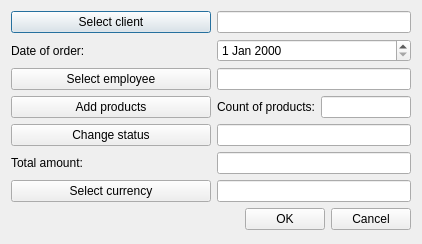
Above: OrmasAdmin/OrmasAdmin/CreateOrdDlg.ui from Dalerjon/TheOrmasProejct before the change. Below: the same form after it.
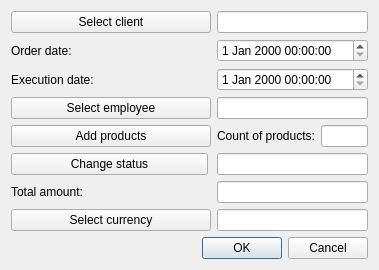
That is the form after the change.

Diff of the .ui file:
```diff
--- a/OrmasAdmin/OrmasAdmin/CreateOrdDlg.ui
+++ b/OrmasAdmin/OrmasAdmin/CreateOrdDlg.ui
@@ -6,8 +6,8 @@
    <rect>
     <x>0</x>
     <y>0</y>
-    <width>422</width>
-    <height>244</height>
+    <width>379</width>
+    <height>270</height>
    </rect>
   </property>
   <property name="windowTitle">
@@ -32,34 +32,38 @@
    <property name="bottomMargin">
     <number>11</number>
    </property>
-   <item row="1" column="1" colspan="2">
-    <widget class="QDateEdit" name="dateEdit">
-     <property name="dateTime">
-      <datetime>
-       <hour>0</hour>
-       <minute>0</minute>
-       <second>0</second>
-       <year>2000</year>
-       <month>1</month>
-       <day>1</day>
-      </datetime>
+   <item row="7" column="1" colspan="2">
+    <widget class="QLineEdit" name="currencyEdit">
+     <property name="readOnly">
+      <bool>true</bool>
      </property>
     </widget>
    </item>
-   <item row="0" column="0">
-    <widget class="QPushButton" name="clientBtn">
-     <property name="minimumSize">
-      <size>
-       <width>200</width>
-       <height>0</height>
-      </size>
+   <item row="6" column="0">
+    <widget class="QLabel" name="sumLb">
+     <property name="text">
+      <string>Total amount:</string>
      </property>
+    </widget>
+   </item>
+   <item row="1" column="0">
+    <widget class="QLabel" name="dateLb">
      <property name="text">
-      <string>Select client</string>
+      <string>Order date:</string>
      </property>
     </widget>
    </item>
-   <item row="7" column="0" colspan="3">
+   <item row="3" column="1" colspan="2">
+    <widget class="QLineEdit" name="employeeEdit">
+     <property name="toolTip">
+      <string>&lt;html&gt;&lt;head/&gt;&lt;body&gt;&lt;p&gt;Enter employee ID&lt;/p&gt;&lt;/body&gt;&lt;/html&gt;</string>
+     </property>
+     <property name="readOnly">
+      <bool>true</bool>
+     </property>
+    </widget>
+   </item>
+   <item row="8" column="0" colspan="3">
     <layout class="QHBoxLayout" name="horizontalLayout">
      <item>
       <spacer name="horizontalSpacer">
@@ -100,93 +104,154 @@
      </property>
     </widget>
    </item>
-   <item row="1" column="0">
-    <widget class="QLabel" name="dateLb">
-     <property name="text">
-      <string>Date of order:</string>
-     </property>
-    </widget>
+   <item row="1" column="1" colspan="2">
+    <widget class="QDateTimeEdit" name="dateEdit"/>
    </item>
-   <item row="3" column="0">
-    <widget class="QPushButton" name="addProdBtn">
-     <property name="text">
-      <string>Add products</string>
-     </property>
-    </widget>
-   </item>
-   <item row="3" column="2">
-    <widget class="QLineEdit" name="prodCountEdit">
-     <property name="readOnly">
-      <bool>true</bool>
-     </property>
-    </widget>
-   </item>
-   <item row="2" column="0">
-    <widget class="QPushButton" name="employeeBtn">
-     <property name="text">
-      <string>Select employee</string>
-     </property>
-    </widget>
-   </item>
-   <item row="4" column="0">
-    <widget class="QPushButton" name="statusBtn">
-     <property name="text">
-      <string>Change status</string>
-     </property>
-    </widget>
-   </item>
-   <item row="3" column="1">
+   <item row="4" column="1">
     <widget class="QLabel" name="prodCountLb">
      <property name="text">
       <string>Count of products:</string>
      </property>
     </widget>
    </item>
-   <item row="6" column="0">
+   <item row="7" column="0">
     <widget class="QPushButton" name="currencyBtn">
      <property name="text">
       <string>Select currency</string>
      </property>
     </widget>
    </item>
-   <item row="2" column="1" colspan="2">
-    <widget class="QLineEdit" name="employeeEdit">
-     <property name="toolTip">
-      <string>Enter worker ID</string>
+   <item row="0" column="0">
+    <widget class="QPushButton" name="clientBtn">
+     <property name="minimumSize">
+      <size>
+       <width>200</width>
+       <height>0</height>
+      </size>
      </property>
-     <property name="readOnly">
-      <bool>true</bool>
+     <property name="text">
+      <string>Select client</string>
      </property>
     </widget>
    </item>
-   <item row="5" column="1" colspan="2">
-    <widget class="QLineEdit" name="sumEdit">
-     <property name="readOnly">
-      <bool>true</bool>
+   <item row="4" column="0">
+    <widget class="QPushButton" name="addProdBtn">
+     <property name="text">
+      <string>Add products</string>
      </property>
     </widget>
    </item>
-   <item row="4" column="1" colspan="2">
-    <widget class="QLineEdit" name="statusEdit">
+   <item row="4" column="2">
+    <widget class="QLineEdit" name="prodCountEdit">
      <property name="readOnly">
       <bool>true</bool>
      </property>
     </widget>
    </item>
    <item row="6" column="1" colspan="2">
-    <widget class="QLineEdit" name="currencyEdit">
+    <widget class="QLineEdit" name="sumEdit">
      <property name="readOnly">
       <bool>true</bool>
      </property>
     </widget>
    </item>
-   <item row="5" column="0">
-    <widget class="QLabel" name="sumLb">
+   <item row="2" column="0" colspan="3">
+    <widget class="QWidget" name="execDateWidget" native="true">
+     <layout class="QHBoxLayout" name="horizontalLayout_2">
+      <property name="spacing">
+       <number>9</number>
+      </property>
+      <property name="leftMargin">
+       <number>0</number>
+      </property>
+      <property name="topMargin">
+       <number>0</number>
+      </property>
+      <property name="rightMargin">
+       <number>0</number>
+      </property>
+      <property name="bottomMargin">
+       <number>0</number>
+      </property>
+      <item>
+       <widget class="QLabel" name="execDateLb">
+        <property name="sizePolicy">
+         <sizepolicy hsizetype="Fixed" vsizetype="Preferred">
+          <horstretch>0</horstretch>
+          <verstretch>0</verstretch>
+         </sizepolicy>
+        </property>
+        <property name="minimumSize">
+         <size>
+          <width>197</width>
+          <height>0</height>
+         </size>
+        </property>
+        <property name="text">
+         <string>Execution date:</string>
+        </property>
+       </widget>
+      </item>
+      <item>
+       <widget class="QDateTimeEdit" name="execDateEdit"/>
+      </item>
+     </layout>
+    </widget>
+   </item>
+   <item row="3" column="0">
+    <widget class="QPushButton" name="employeeBtn">
      <property name="text">
-      <string>Total amount:</string>
+      <string>Select employee</string>
      </property>
     </widget>
    </item>
+   <item row="5" column="0" colspan="3">
+    <widget class="QWidget" name="statusWidget" native="true">
+     <layout class="QHBoxLayout" name="horizontalLayout_3">
+      <property name="spacing">
+       <number>9</number>
+      </property>
+      <property name="leftMargin">
+       <number>0</number>
+      </property>
+      <property name="topMargin">
+       <number>0</number>
+      </property>
+      <property name="rightMargin">
+       <number>0</number>
+      </property>
+      <property name="bottomMargin">
+       <number>0</number>
+      </property>
+      <item>
+       <widget class="QPushButton" name="statusBtn">
+        <property name="sizePolicy">
+         <sizepolicy hsizetype="Fixed" vsizetype="Fixed">
+          <horstretch>0</horstretch>
+          <verstretch>0</verstretch>
+         </sizepolicy>
+        </property>
+        <property name="minimumSize">
+         <size>
+          <width>197</width>
+          <height>0</height>
+         </size>
+        </property>
+        <property name="text">
+         <string>Change status</string>
+        </property>
+       </widget>
+      </item>
+      <item>
+       <widget class="QLineEdit" name="statusEdit">
+        <property name="readOnly">
+         <bool>true</bool>
+        </property>
+       </widget>
+      </item>
+     </layout>
+    </widget>
+   </item>
   </layout>
  </widget>
  <tabstops>
```
Left out of the diff: 7 changed lines with no effect on the pictures.
